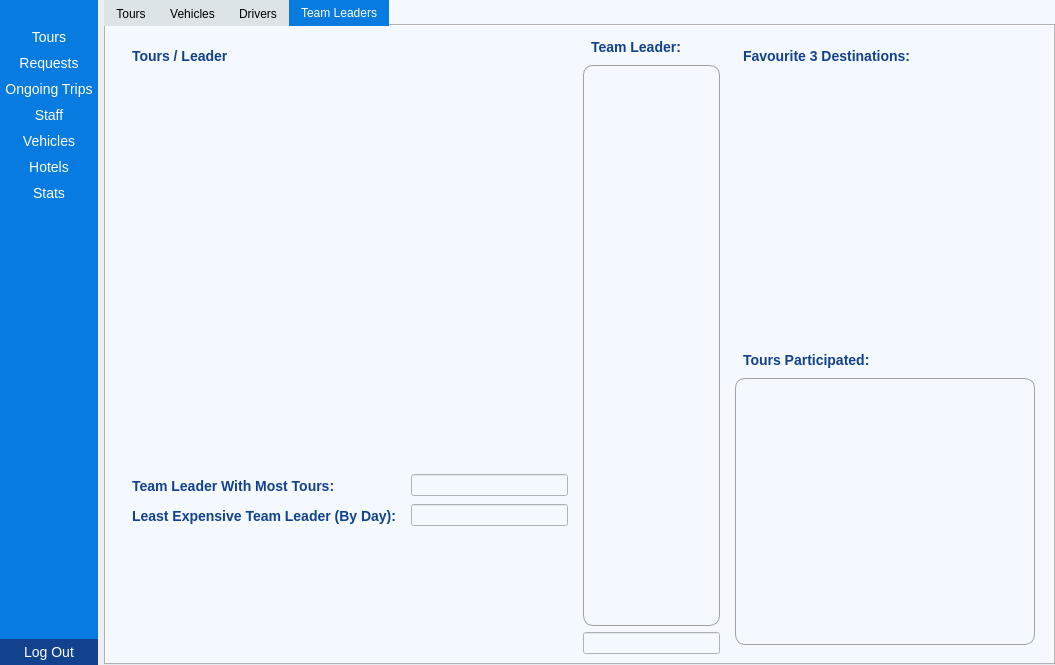
Qt form ui/admin.ui (Dimalko/telo2) before a commit.
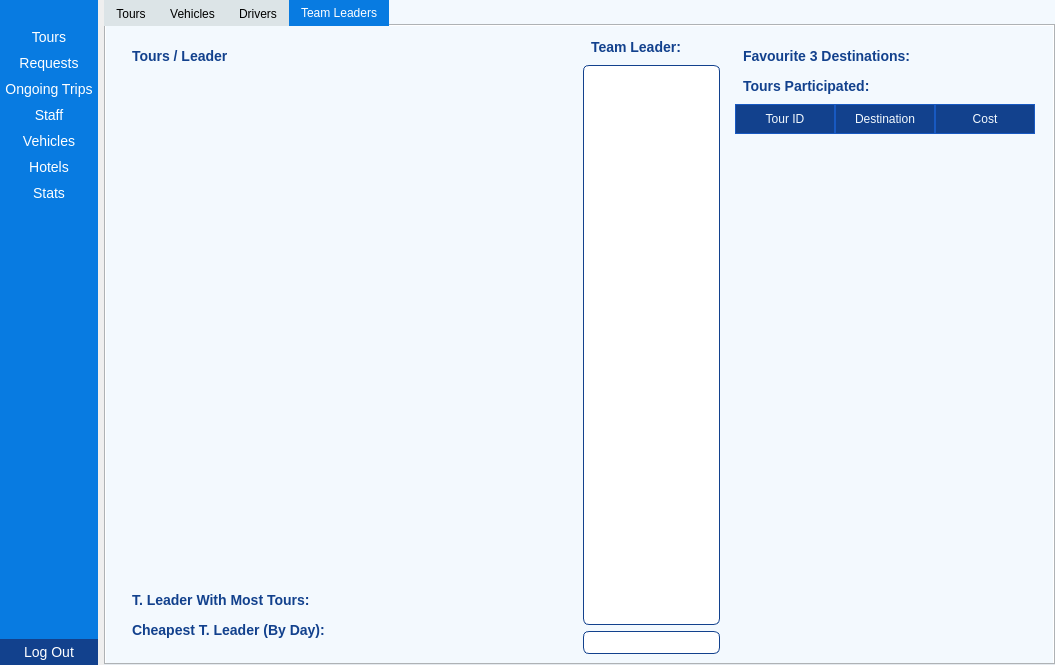
The same form after that commit. The open tabs and pages were chosen to show the change. Icons and pictures are not drawn.

```diff
--- a/ui/admin.ui
+++ b/ui/admin.ui
@@ -1819,7 +1819,7 @@
              <layout class="QHBoxLayout" name="horizontalLayout_9" stretch="5,5">
               <item>
                <widget class="QWidget" name="widget_15" native="true">
-                <layout class="QVBoxLayout" name="verticalLayout_9" stretch="0,7,3">
+                <layout class="QVBoxLayout" name="verticalLayout_9" stretch="0,9,1">
                  <item>
                   <widget class="QLabel" name="label_20">
                    <property name="text">
@@ -1835,22 +1835,48 @@
                    <item row="0" column="0">
                     <widget class="QLabel" name="label_21">
                      <property name="text">
-                      <string>Team Leader With Most Tours:</string>
+                      <string>T. Leader With Most Tours:</string>
                      </property>
                     </widget>
                    </item>
-                   <item row="0" column="1">
-                    <widget class="QLineEdit" name="lineEdit_10"/>
-                   </item>
                    <item row="1" column="0">
                     <widget class="QLabel" name="label_22">
                      <property name="text">
-                      <string>Least Expensive Team Leader (By Day):</string>
+                      <string>Cheapest T. Leader (By Day):</string>
+                     </property>
+                    </widget>
+                   </item>
+                   <item row="0" column="1">
+                    <widget class="QLabel" name="leaderWithMostTourLbl">
+                     <property name="styleSheet">
+                      <string notr="true">QLabel {
+    color: #12418d;
+    font-size: 12px;
+    font-weight: bold;
+    padding: 4px;
+    border-radius: 4px;
+}</string>
+                     </property>
+                     <property name="text">
+                      <string/>
                      </property>
                     </widget>
                    </item>
                    <item row="1" column="1">
-                    <widget class="QLineEdit" name="lineEdit_11"/>
+                    <widget class="QLabel" name="leastExpensiveLeaderLbl">
+                     <property name="styleSheet">
+                      <string notr="true">QLabel {
+    color: #12418d;
+    font-size: 12px;
+    font-weight: bold;
+    padding: 4px;
+    border-radius: 4px;
+}</string>
+                     </property>
+                     <property name="text">
+                      <string/>
+                     </property>
+                    </widget>
                    </item>
                   </layout>
                  </item>
@@ -1885,10 +1911,38 @@
                     </widget>
                    </item>
                    <item>
-                    <widget class="QListWidget" name="listWidget_2"/>
+                    <widget class="QListWidget" name="leaderStatsListWidget">
+                     <property name="styleSheet">
+                      <string notr="true">QListWidget {
+        font-size: 16px;
+        color: rgb(18, 65, 141);
+        background-color: white;
+        border: 1px solid rgb(18, 65, 141);
+        border-radius: 6px;
+    }
+    QListWidget::item {
+        padding: 6px;
+    }
+    QListWidget::item:selected {
+        background-color: rgb(18, 65, 141);
+        color: white;
+        border-radius: 4px;
+    }</string>
+                     </property>
+                    </widget>
                    </item>
                    <item>
-                    <widget class="QLineEdit" name="lineEdit_12"/>
+                    <widget class="QLineEdit" name="lineEdit_12">
+                     <property name="styleSheet">
+                      <string notr="true">QLineEdit {
+        font-size: 16px;
+        color: rgb(18, 65, 141);
+        background-color: white;
+        border: 1px solid rgb(18, 65, 141);
+        border-radius: 6px;
+    }</string>
+                     </property>
+                    </widget>
                    </item>
                   </layout>
                  </item>
@@ -1903,7 +1957,7 @@
                      </widget>
                     </item>
                     <item>
-                     <widget class="QWidget" name="widget_19" native="true"/>
+                     <layout class="QVBoxLayout" name="leadersFavPie"/>
                     </item>
                     <item>
                      <widget class="QLabel" name="label_11">
@@ -1913,7 +1967,23 @@
                      </widget>
                     </item>
                     <item>
-                     <widget class="QListWidget" name="listWidget_4"/>
+                     <widget class="QTableWidget" name="leaderTourStatList">
+                      <column>
+                       <property name="text">
+                        <string>Tour ID</string>
+                       </property>
+                      </column>
+                      <column>
+                       <property name="text">
+                        <string>Destination</string>
+                       </property>
+                      </column>
+                      <column>
+                       <property name="text">
+                        <string>Cost</string>
+                       </property>
+                      </column>
+                     </widget>
                     </item>
                    </layout>
                   </widget>
```
Left out of the diff: 126 changed lines with no effect on the pictures.
